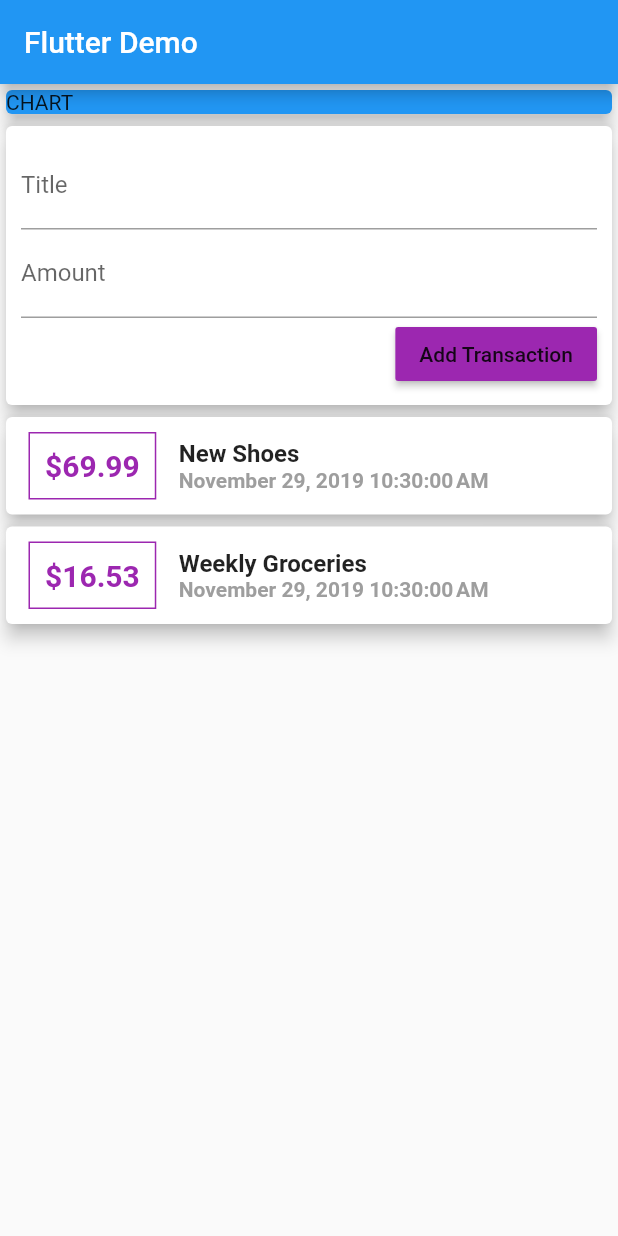
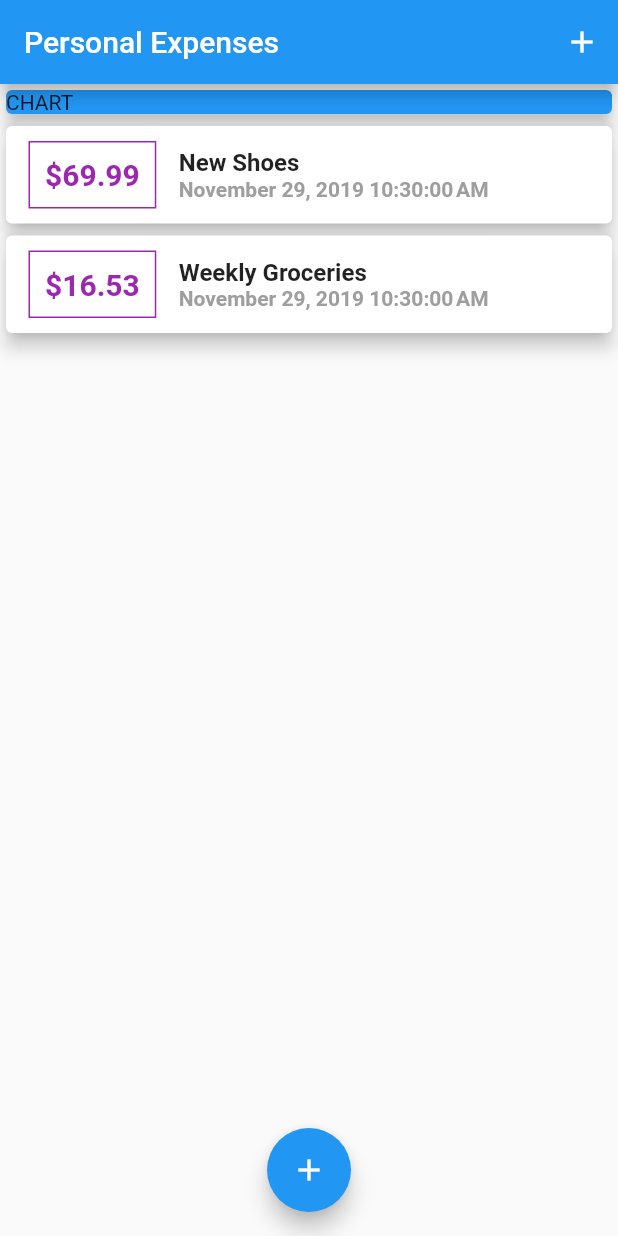
Before and after one commit to CaioRagazzi/secondAppFlutterCourse, a Flutter app: the screen it shows after launch, on a phone screen of 412 x 824 dp. Run offline on Flutter 3.47's test engine with Material 2 defaults, Android fonts, the phone set to English and light mode, and no system bars.

Commit message:
segunda parte curso

```diff
--- a/lib/main.dart
+++ b/lib/main.dart
@@ -1,5 +1,7 @@
+import './widgets/new_transaction.dart';
 import 'package:flutter/material.dart';
-import './widgets/user_transaction.dart';
+import './widgets/transaction_list.dart';
+import './models/transaction.dart';
 
 void main() => runApp(MyApp());
 
@@ -7,18 +9,61 @@ class MyApp extends StatelessWidget {
   @override
   Widget build(BuildContext context) {
     return MaterialApp(
-      title: 'Flutter App',
+      title: 'Personal Expenses',
       home: MyHomePage(),
     );
   }
 }
 
-class MyHomePage extends StatelessWidget {
+class MyHomePage extends StatefulWidget {
+  @override
+  _MyHomePageState createState() => _MyHomePageState();
+}
+
+class _MyHomePageState extends State<MyHomePage> {
+  final List<Transaction> _userTransaction = [
+    Transaction(
+        id: 't1', title: 'New Shoes', amount: 69.99, date: DateTime.now()),
+    Transaction(
+        id: 't2',
+        title: 'Weekly Groceries',
+        amount: 16.53,
+        date: DateTime.now()),
+  ];
+
+  void _addTransaction(String title, double amount) {
+    final newTx = Transaction(
+        title: title,
+        amount: amount,
+        id: DateTime.now().toString(),
+        date: DateTime.now());
+
+    setState(() {
+      _userTransaction.add(newTx);
+    });
+  }
+
+  void startAddNewTransaction(BuildContext context) {
+    showModalBottomSheet(
+        context: context,
+        builder: (_) {
+          return NewTransaction(_addTransaction);
+        });
+  }
+
   @override
   Widget build(BuildContext context) {
     return Scaffold(
       appBar: AppBar(
-        title: Text('Flutter Demo'),
+        title: Text('Personal Expenses'),
+        actions: <Widget>[
+          IconButton(
+            icon: Icon(Icons.add),
+            onPressed: () {
+              startAddNewTransaction(context);
+            },
+          )
+        ],
       ),
       body: Column(
         mainAxisAlignment: MainAxisAlignment.start,
@@ -32,8 +77,15 @@ class MyHomePage extends StatelessWidget {
               color: Colors.blue,
             ),
           ),
-          UserTransactions(),
+          TransactionList(_userTransaction),
         ],
+      ),
+      floatingActionButtonLocation: FloatingActionButtonLocation.centerFloat,
+      floatingActionButton: FloatingActionButton(
+        child: Icon(Icons.add),
+        onPressed: () {
+          startAddNewTransaction(context);
+        },
       ),
     );
   }
--- a/lib/widgets/transaction_list.dart
+++ b/lib/widgets/transaction_list.dart
@@ -11,9 +11,8 @@ class TransactionList extends StatelessWidget {
   Widget build(BuildContext context) {
     return Container(
       height: 350,
-      child: ListView(
-        scrollDirection: Axis.vertical,
-        children: userTransaction.map((tx) {
+      child: ListView.builder(
+        itemBuilder: (ctx, index) {
           return Card(
             elevation: 5,
             child: Row(
@@ -27,7 +26,7 @@ class TransactionList extends StatelessWidget {
                   ),
                   padding: EdgeInsets.all(10),
                   child: Text(
-                    '\$${tx.amount.toString()}',
+                    '\$${userTransaction[index].amount.toStringAsFixed(2)}',
                     style: TextStyle(
                         fontWeight: FontWeight.bold,
                         fontSize: 20,
@@ -38,12 +37,12 @@ class TransactionList extends StatelessWidget {
                   crossAxisAlignment: CrossAxisAlignment.start,
                   children: <Widget>[
                     Text(
-                      tx.title,
+                      userTransaction[index].title,
                       style:
                           TextStyle(fontWeight: FontWeight.bold, fontSize: 16),
                     ),
                     Text(
-                      DateFormat().format(tx.date),
+                      DateFormat().format(userTransaction[index].date),
                       style: TextStyle(
                           fontWeight: FontWeight.bold,
                           fontSize: 14,
@@ -54,7 +53,9 @@ class TransactionList extends StatelessWidget {
               ],
             ),
           );
-        }).toList(),
+        },
+        itemCount: userTransaction.length,
+        scrollDirection: Axis.vertical,
       ),
     );
   }
--- a/lib/widgets/user_transaction.dart
+++ /dev/null
@@ -1,40 +0,0 @@
-import 'package:flutter/material.dart';
-import './new_transaction.dart';
-import './transaction_list.dart';
-import '../models/transaction.dart';
-
-class UserTransactions extends StatefulWidget {
-  @override
-  _UserTransactionsState createState() => _UserTransactionsState();
-}
-
-class _UserTransactionsState extends State<UserTransactions> {
-  final List<Transaction> _userTransaction = [
-    Transaction(
-        id: 't1', title: 'New Shoes', amount: 69.99, date: DateTime.now()),
-    Transaction(
-        id: 't2',
-        title: 'Weekly Groceries',
-        amount: 16.53,
-        date: DateTime.now()),
-  ];
-
-  void _addTransaction(String title, double amount) {
-    final newTx = Transaction(
-        title: title,
-        amount: amount,
-        id: DateTime.now().toString(),
-        date: DateTime.now());
-
-    setState(() {
-      _userTransaction.add(newTx);
-    });
-  }
-
-  @override
-  Widget build(BuildContext context) {
-    return Column(
-      children: <Widget>[NewTransaction(_addTransaction), TransactionList(_userTransaction)],
-    );
-  }
-}
```
Also changed, not shown: lib/widgets/new_transaction.dart (+26 -6 lines).
